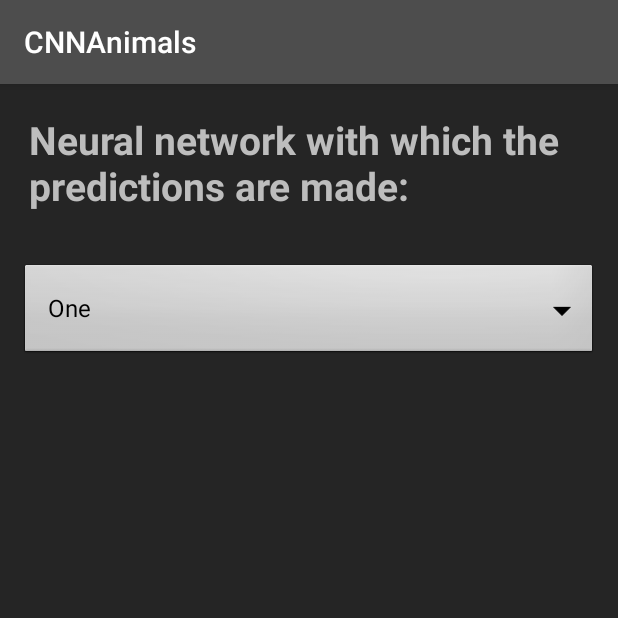
After one commit to tomislavrekic/CNNAnimals, an Android app: the MenuActivity screen opened directly, with no data from a screen before it, on a phone screen of 412 x 824 dp, the top half of it. The commit adds this screen. Run offline under Robolectric (Android 15) with nearby library versions, the phone set to English and light mode, and no system bars; our stand-ins replace Picasso, sdp/ssp sizes; pictures from the network do not load.

Commit message:
Added functionality which allows changing of neural networks at runtime

```diff
--- a/app/src/main/AndroidManifest.xml
+++ b/app/src/main/AndroidManifest.xml
@@ -4,7 +4,6 @@
 
     <uses-permission android:name="android.permission.CAMERA"/>
     <uses-permission android:name="android.permission.INTERNET"/>
-    <uses-permission android:name="android.permission.ACCESS_NETWORK_STATE" />
 
     <application
         android:allowBackup="true"
@@ -28,6 +27,9 @@
         <activity android:name=".ui.DatabaseActivity"
             android:screenOrientation="portrait"/>
 
+        <activity android:name=".ui.MenuActivity"
+            android:screenOrientation="portrait"/>
+
         <provider
             android:authorities="hr.ferit.tomislavrekic.cnnanimals"
             android:name="androidx.core.content.FileProvider"
--- a/app/src/main/java/hr/ferit/tomislavrekic/cnnanimals/presenter/NNPresenter.java
+++ b/app/src/main/java/hr/ferit/tomislavrekic/cnnanimals/presenter/NNPresenter.java
@@ -3,6 +3,14 @@ package hr.ferit.tomislavrekic.cnnanimals.presenter;
 import android.content.Context;
 import android.net.ConnectivityManager;
 import android.net.NetworkInfo;
+import android.util.Log;
+
+import java.io.BufferedReader;
+import java.io.File;
+import java.io.IOException;
+import java.io.InputStream;
+import java.io.InputStreamReader;
+import java.io.OutputStreamWriter;
 
 import hr.ferit.tomislavrekic.cnnanimals.model.NNModel;
 import hr.ferit.tomislavrekic.cnnanimals.ui.MainActivity;
@@ -11,19 +19,71 @@ import hr.ferit.tomislavrekic.cnnanimals.utils.Constants;
 import hr.ferit.tomislavrekic.cnnanimals.utils.DBContract;
 import hr.ferit.tomislavrekic.cnnanimals.utils.NNContract;
 
+import static hr.ferit.tomislavrekic.cnnanimals.utils.Constants.TAG;
+
 public class NNPresenter implements NNContract.Presenter {
     private NNContract.View mView;
     private NNContract.Model mModel;
 
     private DBContract.Presenter mDBPresenter;
+    private int currentMode;
 
     public NNPresenter() {
+        initSettingsFile();
+        currentMode = readSettings();
+        Log.d(TAG, "NNPresenter: " + currentMode);
+        initModel(currentMode);
+    }
+
+    private void initModel(int mode){
         mModel = new NNModel();
-        mModel.initClassifier(Constants.TF_MODEL_PATH, Constants.TF_LABEL_PATH, MainActivity.getContext());
+        mModel.initClassifier(Constants.TF_MODEL_PATHS[mode], Constants.TF_LABEL_PATH, MainActivity.getContext());
+    }
+
+    public static int readSettings() {
+        int settingsValue = 0;
+
+        File file = new File(MainActivity.getContext().getFilesDir(), Constants.SETTINGS_FILENAME);
+        if (file.exists() && (file.length() != 0)) {
+            InputStream inputStream;
+            try {
+                inputStream = MainActivity.getContext().openFileInput(Constants.SETTINGS_FILENAME);
+                BufferedReader reader = new BufferedReader(new InputStreamReader(inputStream));
+
+                StringBuilder builder = new StringBuilder();
+                String line;
+                while ((line = reader.readLine()) != null) {
+                    builder.append(line);
+                }
+                settingsValue = Integer.valueOf(builder.toString());
+                reader.close();
+                return settingsValue;
+            } catch (IOException e) {
+                e.printStackTrace();
+                return 0;
+            }
+        }
+        return 0;
+    }
+
+    private void initSettingsFile() {
+        OutputStreamWriter outputStreamWriter = null;
+        try {
+            outputStreamWriter = new OutputStreamWriter(MainActivity.getContext().openFileOutput(Constants.SETTINGS_FILENAME, Context.MODE_PRIVATE));
+            outputStreamWriter.write(Constants.SETTINGS_DEFAULT);
+            outputStreamWriter.close();
+        }
+        catch (IOException e){
+            e.printStackTrace();
+        }
     }
 
     @Override
     public void runThroughNN(final String imageKey) {
+        if(currentMode != readSettings()){
+            currentMode = readSettings();
+            initModel(currentMode);
+        }
         mView.updatePicture(Constants.TEMP_IMG_KEY);
         mModel.runThroughNN(imageKey, new ClassifierCallback() {
             @Override
@@ -57,19 +117,9 @@ public class NNPresenter implements NNContract.Presenter {
 
     @Override
     public void initDB() {
-        if(!isNetworkAvailable()){
-            mView.showErrorMessage("no internet, cant initialize descriptions");
-        }
-
         mDBPresenter = new DBPresenter();
         mDBPresenter.addPresenter(this);
         mDBPresenter.initDB();
-    }
-
-    private boolean isNetworkAvailable() {
-        ConnectivityManager connectivityManager = (ConnectivityManager) MainActivity.getContext().getSystemService(Context.CONNECTIVITY_SERVICE);
-        NetworkInfo activeNetworkInfo = connectivityManager.getActiveNetworkInfo();
-        return activeNetworkInfo != null && activeNetworkInfo.isConnected();
     }
 
     @Override
--- /dev/null
+++ b/app/src/main/java/hr/ferit/tomislavrekic/cnnanimals/ui/MenuActivity.java
@@ -0,0 +1,56 @@
+package hr.ferit.tomislavrekic.cnnanimals.ui;
+
+import android.content.Context;
+import android.os.Bundle;
+import android.util.Log;
+import android.view.View;
+import android.widget.AdapterView;
+import android.widget.ArrayAdapter;
+import android.widget.Spinner;
+
+import androidx.annotation.Nullable;
+import androidx.appcompat.app.AppCompatActivity;
+
+import java.io.IOException;
+import java.io.OutputStreamWriter;
+
+import hr.ferit.tomislavrekic.cnnanimals.R;
+import hr.ferit.tomislavrekic.cnnanimals.presenter.NNPresenter;
+import hr.ferit.tomislavrekic.cnnanimals.utils.Constants;
+
+public class MenuActivity extends AppCompatActivity {
+    @Override
+    protected void onCreate(@Nullable Bundle savedInstanceState) {
+        super.onCreate(savedInstanceState);
+        setContentView(R.layout.activity_menu);
+
+        int currentState = NNPresenter.readSettings();
+
+        Spinner dropdown = findViewById(R.id.sDropdown);
+        String[] items = new String[]{"One", "TWo"};
+        ArrayAdapter<String> adapter = new ArrayAdapter<>(this, R.layout.support_simple_spinner_dropdown_item, items);
+        dropdown.setAdapter(adapter);
+        dropdown.setSelection(currentState);
+        dropdown.setOnItemSelectedListener(new AdapterView.OnItemSelectedListener() {
+            @Override
+            public void onItemSelected(AdapterView<?> parent, View view, int position, long id) {
+                OutputStreamWriter outputStreamWriter = null;
+                try {
+                    outputStreamWriter = new OutputStreamWriter(MainActivity.getContext().openFileOutput(Constants.SETTINGS_FILENAME, Context.MODE_PRIVATE));
+                    outputStreamWriter.write(String.valueOf(position));
+                    outputStreamWriter.close();
+                }
+                catch (IOException e){
+                    e.printStackTrace();
+                }
+            }
+
+            @Override
+            public void onNothingSelected(AdapterView<?> parent) {
+
+            }
+        });
+    }
+
+
+}
--- a/app/src/main/java/hr/ferit/tomislavrekic/cnnanimals/utils/Constants.java
+++ b/app/src/main/java/hr/ferit/tomislavrekic/cnnanimals/utils/Constants.java
@@ -25,10 +25,13 @@ public final class Constants {
     public static final String DF_INFO_KEY = "dbInfoKey";
 
     public static final String TF_MODEL_PATH = "Mobile2.tflite";
+    public static final String[] TF_MODEL_PATHS = {"Mobile2.tflite", "Mobile2_4.tflite"};
+
     public static final String TF_MODEL_KEY = "model.tflite";
     public static final String TF_LABEL_PATH = "labels.txt";
 
-    public static final String DF_DESC_PATH = "desc.txt";
+    public static final String SETTINGS_FILENAME = "settings.txt";
+    public static final String SETTINGS_DEFAULT = "0";
 
     public static final String BROADCAST_KEY1 = "hr.ferit.tomislavrekic.cnnanimals.sendbroadcast1";
 
--- /dev/null
+++ b/app/src/main/res/layout/activity_menu.xml
@@ -0,0 +1,25 @@
+<?xml version="1.0" encoding="utf-8"?>
+<LinearLayout xmlns:android="http://schemas.android.com/apk/res/android"
+    android:orientation="vertical"
+    android:layout_width="match_parent"
+    android:layout_height="match_parent"
+    android:background="@color/colorPrimaryDark">
+
+    <TextView
+        android:layout_width="match_parent"
+        android:layout_height="wrap_content"
+        android:text="Neural network with which the predictions are made:"
+        android:textSize="@dimen/_20ssp"
+        android:textStyle="bold"
+        android:textColor="@color/colorAccent"
+        android:layout_margin="@dimen/_15sdp"/>
+
+    <Spinner
+        android:id="@+id/sDropdown"
+        android:layout_width="match_parent"
+        android:layout_height="wrap_content"
+        android:background="@android:drawable/btn_dropdown"
+        android:spinnerMode="dropdown"
+        android:layout_margin="@dimen/_10sdp"/>
+
+</LinearLayout>
```
Also changed, not shown: app/src/main/java/hr/ferit/tomislavrekic/cnnanimals/ui/MainActivity.java (+7 -4 lines), 1 other file.
